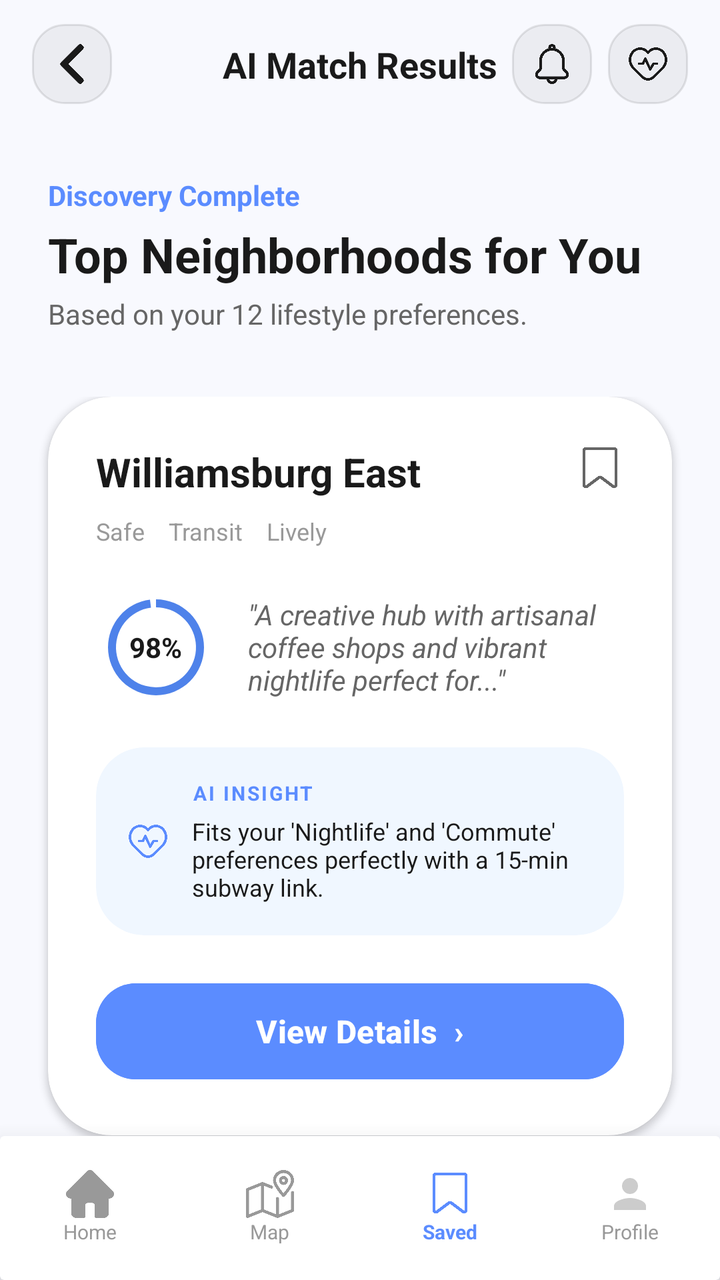
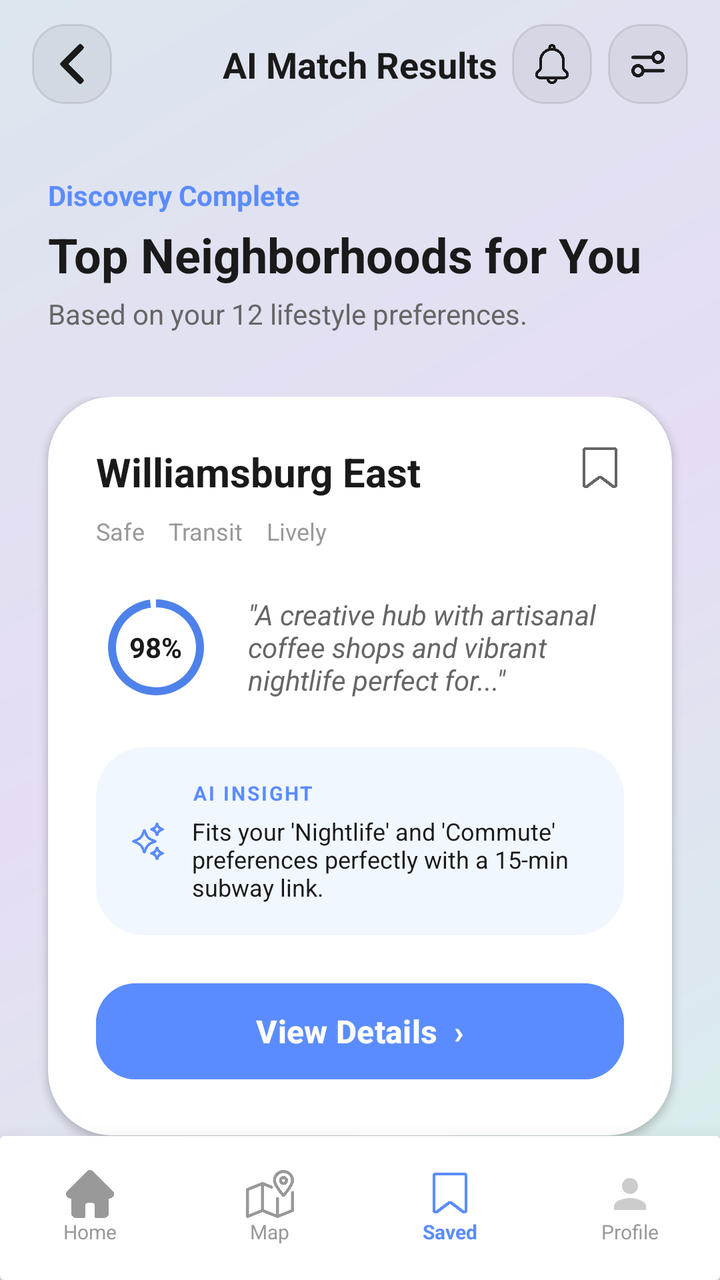

An Android layout rendered at two revisions. The XML below is the earlier revision; the diff shows what the commit changed to produce the second picture.
<!-- AndroidManifest.xml: application theme Theme.NeighborFitAI -->
<!-- res/layout/fragment_result.xml -->
<?xml version="1.0" encoding="utf-8"?>
<androidx.constraintlayout.widget.ConstraintLayout xmlns:android="http://schemas.android.com/apk/res/android"
    xmlns:app="http://schemas.android.com/apk/res-auto"
    xmlns:tools="http://schemas.android.com/tools"
    android:layout_width="match_parent"
    android:layout_height="match_parent"
    android:background="#F8F9FE">

    
    <androidx.constraintlayout.widget.ConstraintLayout
        android:id="@+id/toolbar"
        android:layout_width="match_parent"
        android:layout_height="?attr/actionBarSize"
        android:paddingHorizontal="16dp"
        app:layout_constraintTop_toTopOf="parent">

        <ImageView
            android:id="@+id/btnBack"
            android:layout_width="40dp"
            android:layout_height="40dp"
            android:background="@drawable/bg_edittext_light"
            android:padding="10dp"
            android:src="@drawable/rightarrow"
            android:rotation="180"
            app:layout_constraintBottom_toBottomOf="parent"
            app:layout_constraintStart_toStartOf="parent"
            app:layout_constraintTop_toTopOf="parent"
            app:tint="#1A1A1A" />

        <TextView
            android:layout_width="wrap_content"
            android:layout_height="wrap_content"
            android:text="AI Match Results"
            android:textColor="#1A1A1A"
            android:textSize="18sp"
            android:textStyle="bold"
            app:layout_constraintBottom_toBottomOf="parent"
            app:layout_constraintEnd_toEndOf="parent"
            app:layout_constraintStart_toStartOf="parent"
            app:layout_constraintTop_toTopOf="parent" />

        <ImageView
            android:id="@+id/btnNotification"
            android:layout_width="40dp"
            android:layout_height="40dp"
            android:layout_marginEnd="8dp"
            android:background="@drawable/bg_edittext_light"
            android:padding="10dp"
            android:src="@drawable/notification"
            app:layout_constraintBottom_toBottomOf="parent"
            app:layout_constraintEnd_toStartOf="@id/btnSettings"
            app:layout_constraintTop_toTopOf="parent"
            app:tint="#1A1A1A" />

        <ImageView
            android:id="@+id/btnSettings"
            android:layout_width="40dp"
            android:layout_height="40dp"
            android:background="@drawable/bg_edittext_light"
            android:padding="10dp"
            android:src="@drawable/lifestyle"
            app:layout_constraintBottom_toBottomOf="parent"
            app:layout_constraintEnd_toEndOf="parent"
            app:layout_constraintTop_toTopOf="parent"
            app:tint="#1A1A1A" />

    </androidx.constraintlayout.widget.ConstraintLayout>

    <androidx.core.widget.NestedScrollView
        android:layout_width="match_parent"
        android:layout_height="0dp"
        android:fillViewport="true"
        app:layout_constraintBottom_toTopOf="@+id/bottomNav"
        app:layout_constraintTop_toBottomOf="@id/toolbar">

        <LinearLayout
            android:layout_width="match_parent"
            android:layout_height="wrap_content"
            android:orientation="vertical"
            android:paddingBottom="40dp">

            
            <TextView
                android:layout_width="wrap_content"
                android:layout_height="wrap_content"
                android:layout_marginStart="24dp"
                android:layout_marginTop="24dp"
                android:text="Discovery Complete"
                android:textColor="#5B8CFF"
                android:textSize="14sp"
                android:textStyle="bold" />

            <TextView
                android:layout_width="wrap_content"
                android:layout_height="wrap_content"
                android:layout_marginStart="24dp"
                android:layout_marginTop="4dp"
                android:text="Top Neighborhoods for You"
                android:textColor="#1A1A1A"
                android:textSize="24sp"
                android:textStyle="bold" />

            <TextView
                android:layout_width="wrap_content"
                android:layout_height="wrap_content"
                android:layout_marginStart="24dp"
                android:layout_marginTop="4dp"
                android:text="Based on your 12 lifestyle preferences."
                android:textColor="#666666"
                android:textSize="14sp" />

            
            <LinearLayout
                android:layout_width="match_parent"
                android:layout_height="wrap_content"
                android:layout_marginTop="32dp"
                android:orientation="vertical">

                <include layout="@layout/item_result_neighborhood" />
                
                
                <androidx.cardview.widget.CardView
                    android:layout_width="match_parent"
                    android:layout_height="wrap_content"
                    android:layout_marginHorizontal="24dp"
                    android:layout_marginBottom="24dp"
                    app:cardCornerRadius="32dp"
                    app:cardElevation="2dp">

                    <LinearLayout
                        android:layout_width="match_parent"
                        android:layout_height="wrap_content"
                        android:orientation="vertical"
                        android:padding="24dp">

                        <androidx.constraintlayout.widget.ConstraintLayout
                            android:layout_width="match_parent"
                            android:layout_height="wrap_content">
                            <TextView
                                android:layout_width="0dp"
                                android:layout_height="wrap_content"
                                android:text="Park Slope South"
                                android:textColor="#1A1A1A"
                                android:textSize="20sp"
                                android:textStyle="bold"
                                app:layout_constraintEnd_toStartOf="@+id/ivSave2"
                                app:layout_constraintStart_toStartOf="parent"
                                app:layout_constraintTop_toTopOf="parent" />
                            <ImageView
                                android:id="@+id/ivSave2"
                                android:layout_width="24dp"
                                android:layout_height="24dp"
                                android:src="@drawable/bookmark"
                                app:layout_constraintEnd_toEndOf="parent"
                                app:layout_constraintTop_toTopOf="parent"
                                app:tint="#666666" />
                            <LinearLayout
                                android:layout_width="match_parent"
                                android:layout_height="wrap_content"
                                android:layout_marginTop="8dp"
                                android:orientation="horizontal"
                                app:layout_constraintTop_toBottomOf="parent"
                                tools:ignore="MissingConstraints">
                                <TextView android:layout_width="wrap_content" android:layout_height="wrap_content" android:text="Greenery" android:textColor="#999999" android:textSize="12sp" />
                                <TextView android:layout_width="wrap_content" android:layout_height="wrap_content" android:layout_marginStart="12dp" android:text="Quiet" android:textColor="#999999" android:textSize="12sp" />
                                <TextView android:layout_width="wrap_content" android:layout_height="wrap_content" android:layout_marginStart="12dp" android:text="Schools" android:textColor="#999999" android:textSize="12sp" />
                            </LinearLayout>
                        </androidx.constraintlayout.widget.ConstraintLayout>

                        <LinearLayout
                            android:layout_width="match_parent"
                            android:layout_height="wrap_content"
                            android:layout_marginTop="20dp"
                            android:gravity="center_vertical"
                            android:orientation="horizontal">
                            <FrameLayout android:layout_width="60dp" android:layout_height="60dp">
                                <ProgressBar style="?android:attr/progressBarStyleHorizontal" android:layout_width="match_parent" android:layout_height="match_parent" android:max="100" android:progress="89" android:progressDrawable="@drawable/circular_progress_drawable" />
                                <TextView android:layout_width="wrap_content" android:layout_height="wrap_content" android:layout_gravity="center" android:text="89%" android:textColor="#1A1A1A" android:textSize="14sp" android:textStyle="bold" />
                            </FrameLayout>
                            <TextView
                                android:layout_width="match_parent"
                                android:layout_height="wrap_content"
                                android:layout_marginStart="16dp"
                                android:text="&quot;Serene brownstone-lined streets, excellent schools and proximity to...&quot;"
                                android:textColor="#666666"
                                android:textSize="14sp"
                                android:textStyle="italic" />
                        </LinearLayout>

                        <androidx.cardview.widget.CardView
                            android:layout_width="match_parent"
                            android:layout_height="wrap_content"
                            android:layout_marginTop="20dp"
                            app:cardBackgroundColor="#F0F7FF"
                            app:cardCornerRadius="24dp"
                            app:cardElevation="0dp">
                            <LinearLayout android:layout_width="match_parent" android:layout_height="wrap_content" android:gravity="center_vertical" android:orientation="horizontal" android:padding="16dp">
                                <ImageView android:layout_width="20dp" android:layout_height="20dp" android:src="@drawable/lifestyle" app:tint="#5B8CFF" />
                                <LinearLayout android:layout_width="match_parent" android:layout_height="wrap_content" android:layout_marginStart="12dp" android:orientation="vertical">
                                    <TextView android:layout_width="wrap_content" android:layout_height="wrap_content" android:text="AI INSIGHT" android:textColor="#5B8CFF" android:textSize="10sp" android:textStyle="bold" />
                                    <TextView android:layout_width="match_parent" android:layout_height="wrap_content" android:layout_marginTop="4dp" android:text="Matches your 'Family Friendly' score. Safety ratings are 20% higher than city average." android:textColor="#1A1A1A" android:textSize="12sp" />
                                </LinearLayout>
                            </LinearLayout>
                        </androidx.cardview.widget.CardView>

                        <com.google.android.material.button.MaterialButton
                            android:layout_width="match_parent"
                            android:layout_height="56dp"
                            android:layout_marginTop="20dp"
                            android:backgroundTint="#5B8CFF"
                            android:text="View Details  ›"
                            android:textAllCaps="false"
                            android:textColor="@android:color/white"
                            android:textSize="16sp"
                            android:textStyle="bold"
                            app:cornerRadius="20dp" />
                    </LinearLayout>
                </androidx.cardview.widget.CardView>

            </LinearLayout>

            
            <TextView
                android:layout_width="wrap_content"
                android:layout_height="wrap_content"
                android:layout_gravity="center"
                android:layout_marginTop="16dp"
                android:letterSpacing="0.1"
                android:text="END OF AI RECOMMENDATIONS"
                android:textColor="#999999"
                android:textSize="10sp"
                android:textStyle="bold" />

            <TextView
                android:id="@+id/btnRefine"
                android:layout_width="wrap_content"
                android:layout_height="wrap_content"
                android:layout_gravity="center"
                android:layout_marginTop="16dp"
                android:text="Refine Preferences"
                android:textColor="#1A1A1A"
                android:textSize="14sp"
                android:textStyle="bold" />

        </LinearLayout>
    </androidx.core.widget.NestedScrollView>

    
    <androidx.cardview.widget.CardView
        android:id="@+id/bottomNav"
        android:layout_width="match_parent"
        android:layout_height="72dp"
        app:cardBackgroundColor="@android:color/white"
        app:cardElevation="16dp"
        app:layout_constraintBottom_toBottomOf="parent">

        <LinearLayout
            android:layout_width="match_parent"
            android:layout_height="match_parent"
            android:orientation="horizontal">

            <LinearLayout
                android:layout_width="0dp"
                android:layout_height="match_parent"
                android:layout_weight="1"
                android:gravity="center"
                android:orientation="vertical">
                <ImageView
                    android:layout_width="24dp"
                    android:layout_height="24dp"
                    android:src="@drawable/home"
                    app:tint="#999999" />
                <TextView
                    android:layout_width="wrap_content"
                    android:layout_height="wrap_content"
                    android:text="Home"
                    android:textColor="#999999"
                    android:textSize="10sp" />
            </LinearLayout>

            <LinearLayout
                android:layout_width="0dp"
                android:layout_height="match_parent"
                android:layout_weight="1"
                android:gravity="center"
                android:orientation="vertical">
                <ImageView
                    android:layout_width="24dp"
                    android:layout_height="24dp"
                    android:src="@drawable/map"
                    app:tint="#999999" />
                <TextView
                    android:layout_width="wrap_content"
                    android:layout_height="wrap_content"
                    android:text="Map"
                    android:textColor="#999999"
                    android:textSize="10sp" />
            </LinearLayout>

            <LinearLayout
                android:layout_width="0dp"
                android:layout_height="match_parent"
                android:layout_weight="1"
                android:gravity="center"
                android:orientation="vertical">
                <ImageView
                    android:layout_width="24dp"
                    android:layout_height="24dp"
                    android:src="@drawable/bookmark"
                    app:tint="#5B8CFF" />
                <TextView
                    android:layout_width="wrap_content"
                    android:layout_height="wrap_content"
                    android:text="Saved"
                    android:textColor="#5B8CFF"
                    android:textSize="10sp"
                    android:textStyle="bold" />
            </LinearLayout>

            <LinearLayout
                android:layout_width="0dp"
                android:layout_height="match_parent"
                android:layout_weight="1"
                android:gravity="center"
                android:orientation="vertical">
                <ImageView
                    android:layout_width="24dp"
                    android:layout_height="24dp"
                    android:src="@drawable/ic_person"
                    app:tint="#999999" />
                <TextView
                    android:layout_width="wrap_content"
                    android:layout_height="wrap_content"
                    android:text="Profile"
                    android:textColor="#999999"
                    android:textSize="10sp" />
            </LinearLayout>
        </LinearLayout>
    </androidx.cardview.widget.CardView>

</androidx.constraintlayout.widget.ConstraintLayout>
<!-- res/layout/item_result_neighborhood.xml (included above) -->
<?xml version="1.0" encoding="utf-8"?>
<androidx.cardview.widget.CardView xmlns:android="http://schemas.android.com/apk/res/android"
    xmlns:app="http://schemas.android.com/apk/res-auto"
    xmlns:tools="http://schemas.android.com/tools"
    android:layout_width="match_parent"
    android:layout_height="wrap_content"
    android:layout_marginHorizontal="24dp"
    android:layout_marginBottom="24dp"
    app:cardCornerRadius="32dp"
    app:cardElevation="2dp">

    <LinearLayout
        android:layout_width="match_parent"
        android:layout_height="wrap_content"
        android:orientation="vertical"
        android:padding="24dp">

        <androidx.constraintlayout.widget.ConstraintLayout
            android:layout_width="match_parent"
            android:layout_height="wrap_content">

            <TextView
                android:id="@+id/tvNeighborhoodName"
                android:layout_width="0dp"
                android:layout_height="wrap_content"
                android:text="Williamsburg East"
                android:textColor="#1A1A1A"
                android:textSize="20sp"
                android:textStyle="bold"
                app:layout_constraintEnd_toStartOf="@+id/ivSave"
                app:layout_constraintStart_toStartOf="parent"
                app:layout_constraintTop_toTopOf="parent" />

            <ImageView
                android:id="@+id/ivSave"
                android:layout_width="24dp"
                android:layout_height="24dp"
                android:src="@drawable/bookmark"
                app:layout_constraintEnd_toEndOf="parent"
                app:layout_constraintTop_toTopOf="parent"
                app:tint="#666666" />

            <LinearLayout
                android:id="@+id/llTags"
                android:layout_width="match_parent"
                android:layout_height="wrap_content"
                android:layout_marginTop="8dp"
                android:orientation="horizontal"
                app:layout_constraintTop_toBottomOf="@id/tvNeighborhoodName">

                <TextView
                    android:layout_width="wrap_content"
                    android:layout_height="wrap_content"
                    android:text="Safe"
                    android:textColor="#999999"
                    android:textSize="12sp" />

                <TextView
                    android:layout_width="wrap_content"
                    android:layout_height="wrap_content"
                    android:layout_marginStart="12dp"
                    android:text="Transit"
                    android:textColor="#999999"
                    android:textSize="12sp" />

                <TextView
                    android:layout_width="wrap_content"
                    android:layout_height="wrap_content"
                    android:layout_marginStart="12dp"
                    android:text="Lively"
                    android:textColor="#999999"
                    android:textSize="12sp" />
            </LinearLayout>
        </androidx.constraintlayout.widget.ConstraintLayout>

        <LinearLayout
            android:layout_width="match_parent"
            android:layout_height="wrap_content"
            android:layout_marginTop="20dp"
            android:gravity="center_vertical"
            android:orientation="horizontal">

            <FrameLayout
                android:layout_width="60dp"
                android:layout_height="60dp">

                <ProgressBar
                    style="?android:attr/progressBarStyleHorizontal"
                    android:layout_width="match_parent"
                    android:layout_height="match_parent"
                    android:indeterminate="false"
                    android:max="100"
                    android:progress="98"
                    android:progressDrawable="@drawable/circular_progress_drawable" />

                <TextView
                    android:id="@+id/tvMatchPercentage"
                    android:layout_width="wrap_content"
                    android:layout_height="wrap_content"
                    android:layout_gravity="center"
                    android:text="98%"
                    android:textColor="#1A1A1A"
                    android:textSize="14sp"
                    android:textStyle="bold" />
            </FrameLayout>

            <TextView
                android:id="@+id/tvDescription"
                android:layout_width="match_parent"
                android:layout_height="wrap_content"
                android:layout_marginStart="16dp"
                android:text="&quot;A creative hub with artisanal coffee shops and vibrant nightlife perfect for...&quot;"
                android:textColor="#666666"
                android:textSize="14sp"
                android:textStyle="italic" />
        </LinearLayout>

        
        <androidx.cardview.widget.CardView
            android:layout_width="match_parent"
            android:layout_height="wrap_content"
            android:layout_marginTop="20dp"
            app:cardBackgroundColor="#F0F7FF"
            app:cardCornerRadius="24dp"
            app:cardElevation="0dp">

            <LinearLayout
                android:layout_width="match_parent"
                android:layout_height="wrap_content"
                android:gravity="center_vertical"
                android:orientation="horizontal"
                android:padding="16dp">

                <ImageView
                    android:layout_width="20dp"
                    android:layout_height="20dp"
                    android:src="@drawable/lifestyle"
                    app:tint="#5B8CFF" />

                <LinearLayout
                    android:layout_width="match_parent"
                    android:layout_height="wrap_content"
                    android:layout_marginStart="12dp"
                    android:orientation="vertical">

                    <TextView
                        android:layout_width="wrap_content"
                        android:layout_height="wrap_content"
                        android:text="AI INSIGHT"
                        android:textColor="#5B8CFF"
                        android:textSize="10sp"
                        android:textStyle="bold"
                        android:letterSpacing="0.1"/>

                    <TextView
                        android:id="@+id/tvAiInsight"
                        android:layout_width="match_parent"
                        android:layout_height="wrap_content"
                        android:layout_marginTop="4dp"
                        android:text="Fits your 'Nightlife' and 'Commute' preferences perfectly with a 15-min subway link."
                        android:textColor="#1A1A1A"
                        android:textSize="12sp" />
                </LinearLayout>
            </LinearLayout>
        </androidx.cardview.widget.CardView>

        <com.google.android.material.button.MaterialButton
            android:id="@+id/btnViewDetails"
            android:layout_width="match_parent"
            android:layout_height="56dp"
            android:layout_marginTop="20dp"
            android:backgroundTint="#5B8CFF"
            android:text="View Details  ›"
            android:textAllCaps="false"
            android:textColor="@android:color/white"
            android:textSize="16sp"
            android:textStyle="bold"
            app:cornerRadius="20dp" />

    </LinearLayout>
</androidx.cardview.widget.CardView>
<!-- resources referenced by this layout -->
<resources>
  <!-- drawable bg_edittext_light (drawable) -->
  <?xml version="1.0" encoding="utf-8"?>
  <shape xmlns:android="http://schemas.android.com/apk/res/android">
      <solid android:color="#0D000000" />
      <corners android:radius="16dp" />
      <stroke android:width="1dp" android:color="#1A000000" />
  </shape>
  <!-- drawable bookmark: png bitmap (drawable, 6367 bytes) -->
  <!-- drawable circular_progress_drawable (drawable) -->
  <?xml version="1.0" encoding="utf-8"?>
  <layer-list xmlns:android="http://schemas.android.com/apk/res/android">
      <item android:id="@android:id/background">
          <shape
              android:shape="ring"
              android:thickness="4dp"
              android:useLevel="false">
              <solid android:color="#33FFFFFF" />
          </shape>
      </item>
      <item android:id="@android:id/progress">
          <rotate
              android:fromDegrees="270"
              android:pivotX="50%"
              android:pivotY="50%"
              android:toDegrees="270">
              <shape
                  android:shape="ring"
                  android:thickness="4dp"
                  android:useLevel="true">
                  <gradient
                      android:endColor="#4E82EA"
                      android:startColor="#4E82EA"
                      android:type="sweep" />
              </shape>
          </rotate>
      </item>
  </layer-list>
  <!-- drawable home: png bitmap (drawable, 6624 bytes) -->
  <!-- drawable ic_person (drawable) -->
  <vector xmlns:android="http://schemas.android.com/apk/res/android"
      android:width="24dp"
      android:height="24dp"
      android:viewportWidth="24"
      android:viewportHeight="24">
    <path
        android:fillColor="#80000000"
        android:pathData="M12,12c2.21,0 4,-1.79 4,-4s-1.79,-4 -4,-4 -4,1.79 -4,4 1.79,4 4,4zM12,14c-2.67,0 -8,1.34 -8,4v2h16v-2c0,-2.66 -5.33,-4 -8,-4z"/>
  </vector>
  <!-- drawable lifestyle: png bitmap (drawable, 15659 bytes) -->
  <!-- drawable map: png bitmap (drawable, 16698 bytes) -->
  <!-- drawable notification: png bitmap (drawable, 11412 bytes) -->
  <!-- drawable rightarrow: png bitmap (drawable, 2601 bytes) -->
  <style name="Theme.NeighborFitAI" parent="Base.Theme.NeighborFitAI" />
  <style name="Base.Theme.NeighborFitAI" parent="Theme.Material3.DayNight.NoActionBar">
          
          
      </style>
</resources>

<!-- the commit's change to res/layout/fragment_result.xml (unified diff, before → after) -->
@@ -4,7 +4,7 @@
     xmlns:tools="http://schemas.android.com/tools"
     android:layout_width="match_parent"
     android:layout_height="match_parent"
-    android:background="#F8F9FE">
+    android:background="@drawable/signup_light_gradient">
 
     
     <androidx.constraintlayout.widget.ConstraintLayout
@@ -58,7 +58,7 @@
             android:layout_height="40dp"
             android:background="@drawable/bg_edittext_light"
             android:padding="10dp"
-            android:src="@drawable/lifestyle"
+            android:src="@drawable/settings_sliders"
             app:layout_constraintBottom_toBottomOf="parent"
             app:layout_constraintEnd_toEndOf="parent"
             app:layout_constraintTop_toTopOf="parent"
@@ -195,7 +195,7 @@
                             app:cardCornerRadius="24dp"
                             app:cardElevation="0dp">
                             <LinearLayout android:layout_width="match_parent" android:layout_height="wrap_content" android:gravity="center_vertical" android:orientation="horizontal" android:padding="16dp">
-                                <ImageView android:layout_width="20dp" android:layout_height="20dp" android:src="@drawable/lifestyle" app:tint="#5B8CFF" />
+                                <ImageView android:layout_width="20dp" android:layout_height="20dp" android:src="@drawable/ai" app:tint="#5B8CFF" />
                                 <LinearLayout android:layout_width="match_parent" android:layout_height="wrap_content" android:layout_marginStart="12dp" android:orientation="vertical">
                                     <TextView android:layout_width="wrap_content" android:layout_height="wrap_content" android:text="AI INSIGHT" android:textColor="#5B8CFF" android:textSize="10sp" android:textStyle="bold" />
                                     <TextView android:layout_width="match_parent" android:layout_height="wrap_content" android:layout_marginTop="4dp" android:text="Matches your 'Family Friendly' score. Safety ratings are 20% higher than city average." android:textColor="#1A1A1A" android:textSize="12sp" />
@@ -476,7 +476,7 @@
                 <ImageView
                     android:layout_width="20dp"
                     android:layout_height="20dp"
-                    android:src="@drawable/lifestyle"
+                    android:src="@drawable/ai"
                     app:tint="#5B8CFF" />
 
                 <LinearLayout
<!-- resource entries referenced after the edit -->
@@ -1,5 +1,6 @@
 <!-- resources referenced by this layout -->
 <resources>
+  <!-- drawable ai: png bitmap (drawable, 14406 bytes) -->
   <!-- drawable bg_edittext_light (drawable) -->
   <?xml version="1.0" encoding="utf-8"?>
   <shape xmlns:android="http://schemas.android.com/apk/res/android">
@@ -48,10 +49,22 @@
         android:fillColor="#80000000"
         android:pathData="M12,12c2.21,0 4,-1.79 4,-4s-1.79,-4 -4,-4 -4,1.79 -4,4 1.79,4 4,4zM12,14c-2.67,0 -8,1.34 -8,4v2h16v-2c0,-2.66 -5.33,-4 -8,-4z"/>
   </vector>
-  <!-- drawable lifestyle: png bitmap (drawable, 15659 bytes) -->
   <!-- drawable map: png bitmap (drawable, 16698 bytes) -->
   <!-- drawable notification: png bitmap (drawable, 11412 bytes) -->
   <!-- drawable rightarrow: png bitmap (drawable, 2601 bytes) -->
+  <!-- drawable settings_sliders: png bitmap (drawable, 9278 bytes) -->
+  <!-- drawable signup_light_gradient (drawable) -->
+  <?xml version="1.0" encoding="utf-8"?>
+  <shape xmlns:android="http://schemas.android.com/apk/res/android">
+  
+      <gradient
+          android:type="linear"
+          android:angle="315"
+          android:startColor="#DCE6EE"
+          android:centerColor="#E6DDF4"
+          android:endColor="#D6EFEA" />
+  
+  </shape>
   <style name="Theme.NeighborFitAI" parent="Base.Theme.NeighborFitAI" />
   <style name="Base.Theme.NeighborFitAI" parent="Theme.Material3.DayNight.NoActionBar">
           
